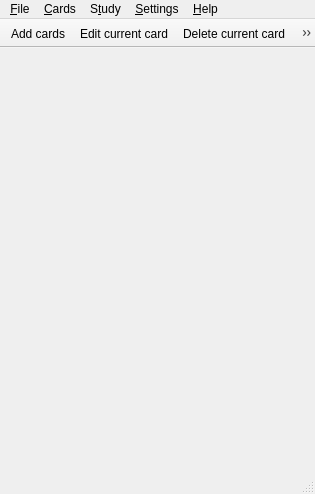
This is mnemosyne/pyqt_ui/main_wdgt.ui in mnemosyne-proj/mnemosyne as Qt 5 draws it before an edit. The edited form follows.
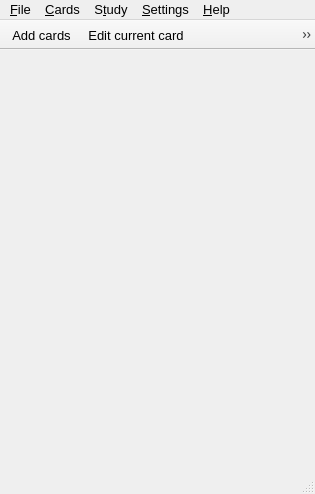
This is the edited form. Icons and pictures are not drawn.

What changed in the file:
```diff
--- a/mnemosyne/pyqt_ui/main_wdgt.ui
+++ b/mnemosyne/pyqt_ui/main_wdgt.ui
@@ -27,9 +27,14 @@
      <x>0</x>
      <y>0</y>
      <width>315</width>
-     <height>21</height>
+     <height>18</height>
     </rect>
    </property>
+   <property name="font">
+    <font>
+     <pointsize>10</pointsize>
+    </font>
+   </property>
    <widget class="QMenu" name="menu_Settings">
     <property name="title">
      <string>&amp;Settings</string>
@@ -138,6 +143,11 @@
    <property name="shortcut">
     <string>Ctrl+A</string>
    </property>
+      <property name="font">
+    <font>
+     <pointsize>10</pointsize>
+    </font>
+   </property>
   </action>
   <action name="actionConfigure">
    <property name="icon">
@@ -159,6 +169,11 @@
    <property name="shortcut">
     <string>Del</string>
    </property>
+      <property name="font">
+    <font>
+     <pointsize>10</pointsize>
+    </font>
+   </property>
   </action>
   <action name="actionEditCurrentCard">
    <property name="icon">
@@ -171,6 +186,11 @@
    <property name="shortcut">
     <string>Ctrl+E</string>
    </property>
+      <property name="font">
+    <font>
+     <pointsize>10</pointsize>
+    </font>
+   </property>
   </action>
     <action name="actionResetCurrentCard">
    <property name="text">
@@ -188,6 +208,11 @@
    <property name="shortcut">
     <string>Ctrl+B</string>
    </property>
+      <property name="font">
+    <font>
+     <pointsize>10</pointsize>
+    </font>
+   </property>
   </action>
   <action name="actionExport">
    <property name="text">
@@ -265,8 +290,13 @@
   </action>
   <action name="actionShowStatistics">
    <property name="icon">
-    <iconset resource="mnemosyne.qrc">
-     <normaloff>:/mnemosyne/pixmaps/statistics.png</normaloff>:/mnemosyne/pixmaps/statistics.png</iconset>
+    <iconset>
+     <normaloff>pixmaps/statistics.png</normaloff>pixmaps/statistics.png</iconset>
+   </property>
+      <property name="font">
+    <font>
+     <pointsize>10</pointsize>
+    </font>
    </property>
    <property name="text">
     <string>Show s&amp;tatistics...</string>
```
Left out of the diff: 148 changed lines with no effect on the pictures.
